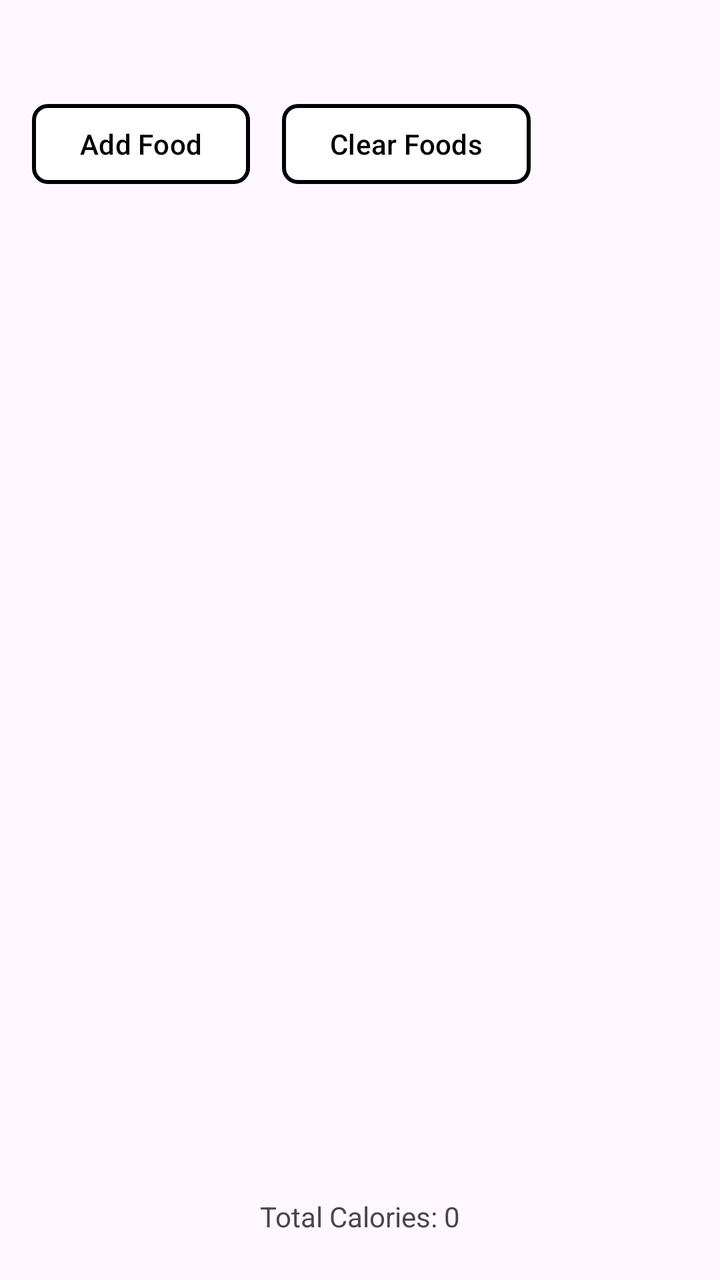
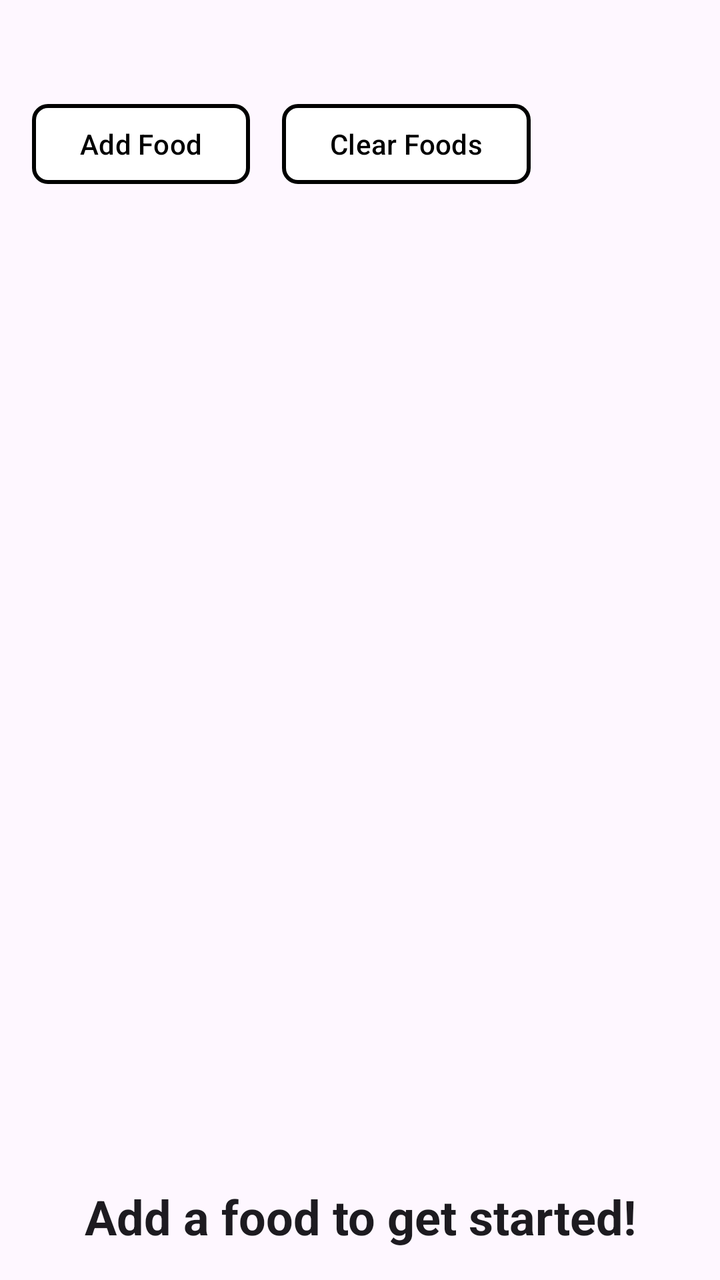

Screens rendered from an Android XML layout before and after an edit, with the pre-edit source and the edit as a unified diff.
<!-- AndroidManifest.xml: application theme Theme.SimpleCalorieTracker -->
<!-- res/layout/activity_main.xml -->
<?xml version="1.0" encoding="utf-8"?>
<androidx.constraintlayout.widget.ConstraintLayout xmlns:android="http://schemas.android.com/apk/res/android"
    xmlns:app="http://schemas.android.com/apk/res-auto"
    xmlns:tools="http://schemas.android.com/tools"
    android:id="@+id/main"
    android:layout_width="match_parent"
    android:layout_height="match_parent"
    tools:context=".MainActivity">

    <com.google.android.material.button.MaterialButton
        android:id="@+id/clear_food"
        android:layout_width="wrap_content"
        android:layout_height="wrap_content"
        android:layout_marginStart="16dp"
        android:text="Clear Foods"
        android:textColor="#000000"
        app:backgroundTint="@color/white"
        app:cornerRadius="8dp"
        app:layout_constraintBottom_toTopOf="@+id/food_list"
        app:layout_constraintStart_toEndOf="@+id/add_food"
        app:layout_constraintTop_toTopOf="parent"
        app:layout_constraintVertical_bias="1.0"
        app:strokeColor="@color/black"
        app:strokeWidth="2dp" />

    <ListView
        android:id="@+id/food_list"
        android:layout_width="match_parent"
        android:layout_height="match_parent"
        android:layout_marginTop="96dp"
        android:layout_marginBottom="64dp"
        app:layout_constraintBottom_toBottomOf="parent"
        app:layout_constraintTop_toTopOf="parent"
        tools:layout_editor_absoluteX="0dp">

    </ListView>

    <TextView
        android:id="@+id/total_calories"
        android:layout_width="wrap_content"
        android:layout_height="wrap_content"
        android:text="Total Calories: 0"
        app:layout_constraintBottom_toBottomOf="parent"
        app:layout_constraintEnd_toEndOf="parent"
        app:layout_constraintStart_toStartOf="parent"
        app:layout_constraintTop_toBottomOf="@+id/food_list" />

    <com.google.android.material.button.MaterialButton
        android:id="@+id/add_food"
        android:layout_width="wrap_content"
        android:layout_height="wrap_content"
        android:layout_marginStart="16dp"
        android:text="Add Food"
        android:textColor="#000000"
        app:backgroundTint="@color/white"
        app:cornerRadius="8dp"
        app:layout_constraintBottom_toTopOf="@+id/food_list"
        app:layout_constraintStart_toStartOf="parent"
        app:layout_constraintTop_toTopOf="parent"
        app:layout_constraintVertical_bias="1.0"
        app:strokeColor="@color/black"
        app:strokeWidth="2dp" />

</androidx.constraintlayout.widget.ConstraintLayout>
<!-- resources referenced by this layout -->
<resources>
  <color name="black">#FF000000</color>
  <color name="white">#FFFFFFFF</color>
  <style name="Theme.SimpleCalorieTracker" parent="Base.Theme.SimpleCalorieTracker" />
  <style name="Base.Theme.SimpleCalorieTracker" parent="Theme.Material3.DayNight.NoActionBar">
          
          
      </style>
</resources>

<!-- the commit's change to res/layout/activity_main.xml (unified diff, before → after) -->
@@ -39,7 +39,10 @@
         android:id="@+id/total_calories"
         android:layout_width="wrap_content"
         android:layout_height="wrap_content"
-        android:text="Total Calories: 0"
+        android:text="Add a food to get started!"
+        android:textAppearance="@style/TextAppearance.AppCompat.Large"
+        android:textSize="24sp"
+        android:textStyle="bold"
         app:layout_constraintBottom_toBottomOf="parent"
         app:layout_constraintEnd_toEndOf="parent"
         app:layout_constraintStart_toStartOf="parent"
